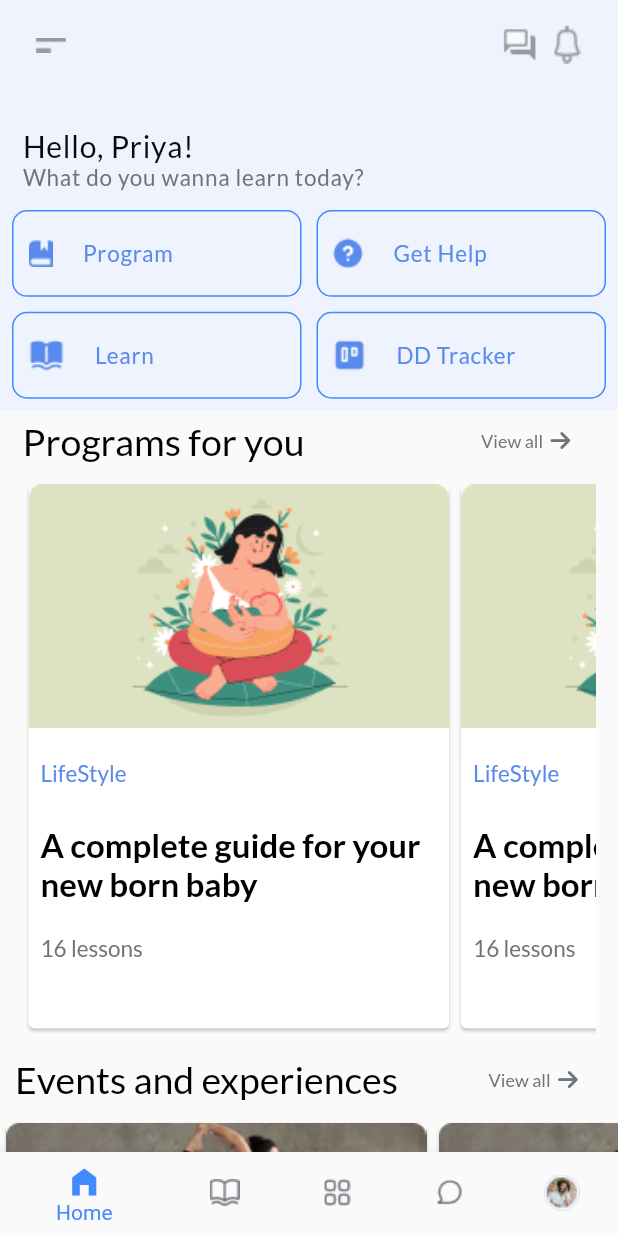
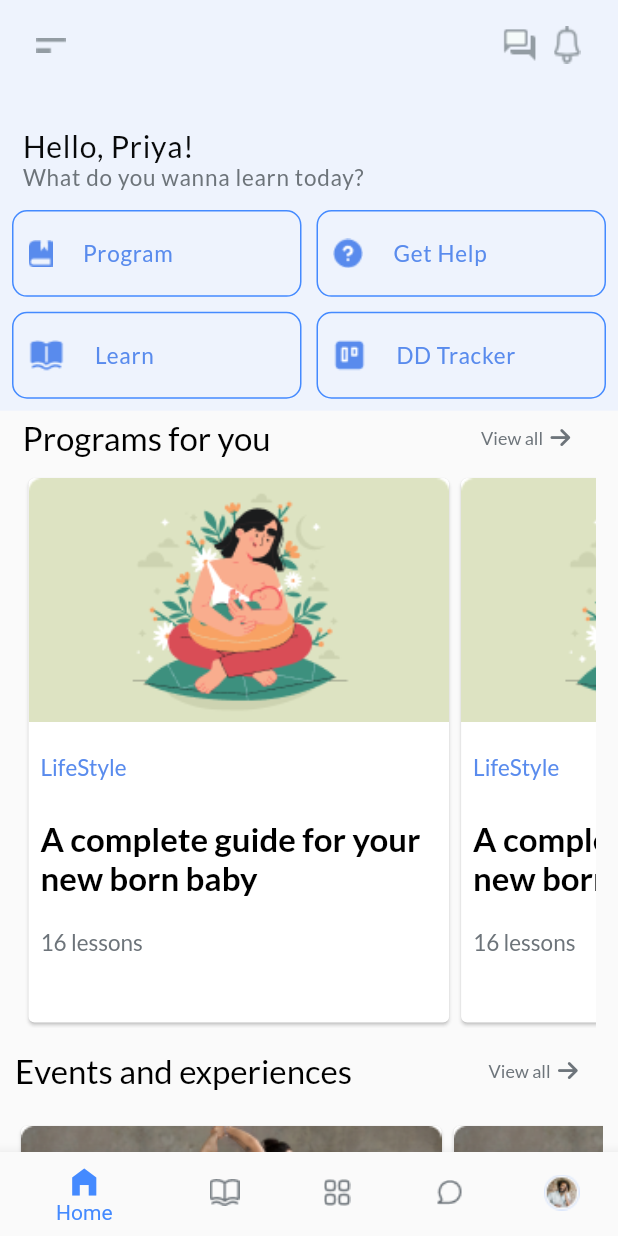
Before and after one commit to realsuraj/banao-assignment, a Flutter app: the screen it shows after launch, on a phone screen of 412 x 824 dp. Run offline on Flutter 3.47's test engine with Material 2 defaults, Android fonts, the phone set to English and light mode, and no system bars; our stand-ins replace font_awesome_flutter, google_fonts.

Commit message:
commit 2

```diff
--- a/assignment/lib/home.dart
+++ b/assignment/lib/home.dart
@@ -71,7 +71,7 @@ class _MyHomeState extends State<MyHome> {
                    Text("Programs for you", style: GoogleFonts.lato(
                    textStyle: TextStyle(
                     color: Colors.black,
-                   fontWeight: FontWeight.w500, fontSize: 25),),),
+                   fontWeight: FontWeight.w500, fontSize: 22),),),
                        Container(
                          child: Row(
                 children: [
@@ -97,7 +97,7 @@ class _MyHomeState extends State<MyHome> {
             height: MediaQuery.of(context).size.height * 0.45,
 
 
-            child: new ListView.builder(itemBuilder: (context, index){
+            child: ListView.builder(itemBuilder: (context, index){
                 return MyCard();
               },
               itemCount: 2,
@@ -114,7 +114,7 @@ class _MyHomeState extends State<MyHome> {
                    Text("Events and experiences", style: GoogleFonts.lato(
                    textStyle: TextStyle(
                     color: Colors.black,
-                   fontWeight: FontWeight.w500, fontSize: 25),),),
+                   fontWeight: FontWeight.w500, fontSize: 22),),),
                        Container(
                          child: Row(
                 children: [ Text("View all",  style: GoogleFonts.lato(
@@ -132,10 +132,11 @@ class _MyHomeState extends State<MyHome> {
              ),
 
             Container(
+              margin: EdgeInsets.all(10),
             height: MediaQuery.of(context).size.height * 0.48,
 
 
-            child: new ListView.builder(itemBuilder: (context, index){
+            child: ListView.builder(itemBuilder: (context, index){
                 return MyCardAdv();
               },
               itemCount: 2,
@@ -155,7 +156,7 @@ class _MyHomeState extends State<MyHome> {
                    Text("Lessons for you", style: GoogleFonts.lato(
                    textStyle: TextStyle(
                     color: Colors.black,
-                   fontWeight: FontWeight.w500, fontSize: 25),),),
+                   fontWeight: FontWeight.w500, fontSize: 22),),),
                        Container(
                          child: Row(
                 children: [ Text("View all",  style: GoogleFonts.lato(
@@ -174,8 +175,9 @@ class _MyHomeState extends State<MyHome> {
              ),
 
             Container(
+              margin: EdgeInsets.all(10),
             height: MediaQuery.of(context).size.height * 0.48,
-            child: new ListView.builder(itemBuilder: (context, index){
+            child: ListView.builder(itemBuilder: (context, index){
                 return MyCardAdvTwo();
               },
               itemCount: 2,
```
